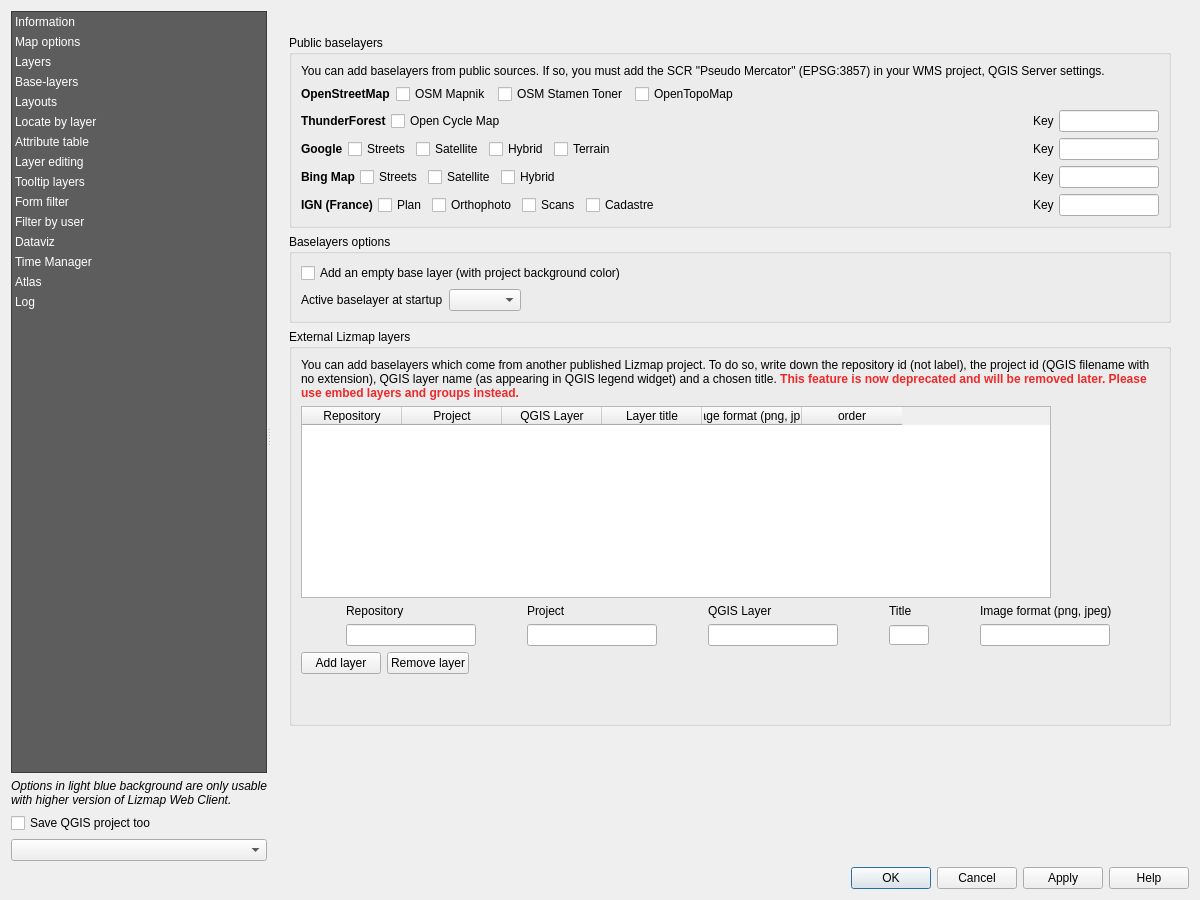
Qt form lizmap/resources/ui/ui_lizmap.ui (3liz/lizmap-plugin) before a commit.
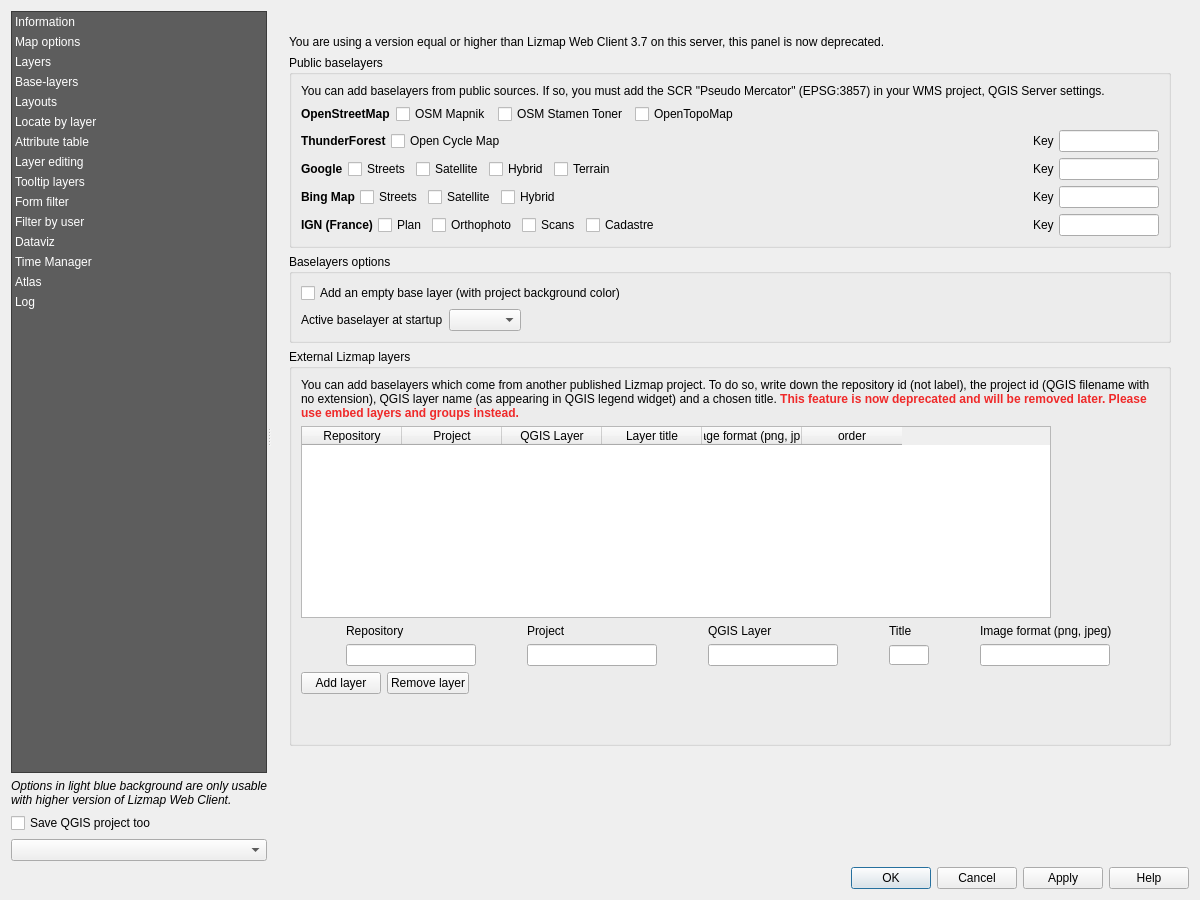
The same form after that commit. The open tabs and pages were chosen to show the change. Custom widgets are drawn as their Qt base class.

Commit message: LWC 3.7 - Start deprecating base layers if no checkbox were used

Diff of the .ui file:
```diff
--- a/lizmap/resources/ui/ui_lizmap.ui
+++ b/lizmap/resources/ui/ui_lizmap.ui
@@ -2219,6 +2219,13 @@
                </rect>
               </property>
               <layout class="QVBoxLayout" name="verticalLayout_28">
+               <item>
+                <widget class="QLabel" name="label_deprecated_base_layers">
+                 <property name="text">
+                  <string notr="true">You are using a version equal or higher than Lizmap Web Client 3.7 on this server, this panel is now deprecated.</string>
+                 </property>
+                </widget>
+               </item>
                <item>
                 <widget class="QGroupBox" name="gb_externalLayers">
                  <property name="title">
```
The commit also changes 2 other files.
